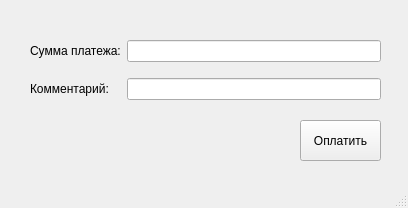
Old version of the form ui/new_payment_window.ui in the repository Daniel22874/Zaimer_app.
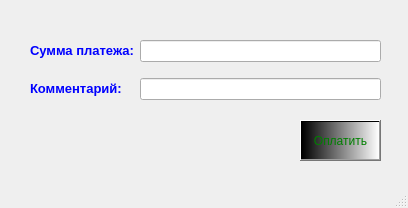
New version of the form.

Commit message: Реализована внешка окна внесения платежа

```diff
--- a/ui/new_payment_window.ui
+++ b/ui/new_payment_window.ui
@@ -23,11 +23,17 @@
       <height>41</height>
      </rect>
     </property>
+    <property name="styleSheet">
+     <string notr="true">background-color: qlineargradient(spread:pad, x1:0, y1:0, x2:1, y2:0, stop:0 rgba(0, 0, 0, 255), stop:1 rgba(255, 255, 255, 255));
+font: 75 9pt &quot;MS Shell Dlg 2&quot;;
+color: green;
+</string>
+    </property>
     <property name="text">
      <string>Оплатить</string>
     </property>
    </widget>
-   <widget class="QWidget" name="">
+   <widget class="QWidget" name="layoutWidget">
     <property name="geometry">
      <rect>
       <x>30</x>
@@ -40,7 +46,7 @@
      <item row="0" column="0">
       <widget class="QLabel" name="label">
        <property name="text">
-        <string>Сумма платежа:</string>
+        <string>&lt;html&gt;&lt;head/&gt;&lt;body&gt;&lt;p&gt;&lt;span style=&quot; font-size:10pt; font-weight:600; color:#0000ff;&quot;&gt;Сумма платежа:&lt;/span&gt;&lt;/p&gt;&lt;/body&gt;&lt;/html&gt;</string>
        </property>
       </widget>
      </item>
@@ -50,7 +56,7 @@
      <item row="1" column="0">
       <widget class="QLabel" name="label_2">
        <property name="text">
-        <string>Комментарий:</string>
+        <string>&lt;html&gt;&lt;head/&gt;&lt;body&gt;&lt;p&gt;&lt;span style=&quot; font-size:10pt; font-weight:600; color:#0000ff;&quot;&gt;Комментарий:&lt;/span&gt;&lt;/p&gt;&lt;/body&gt;&lt;/html&gt;</string>
        </property>
       </widget>
      </item>
@@ -59,6 +65,22 @@
      </item>
     </layout>
    </widget>
+   <widget class="QLabel" name="label_3">
+    <property name="geometry">
+     <rect>
+      <x>-4</x>
+      <y>-8</y>
+      <width>421</width>
+      <height>201</height>
+     </rect>
+    </property>
+    <property name="text">
+     <string/>
+    </property>
+   </widget>
+   <zorder>label_3</zorder>
+   <zorder>pushButton</zorder>
+   <zorder>layoutWidget</zorder>
   </widget>
   <widget class="QMenuBar" name="menubar">
    <property name="geometry">
```
The commit also changes 2 other files.
